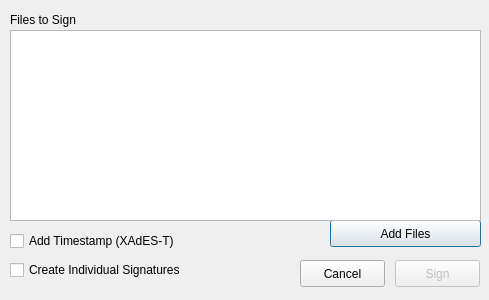
Old version of the form _src/eidmw/eidgui/dlgSignature.ui in the repository 12019/svn.gov.pt.
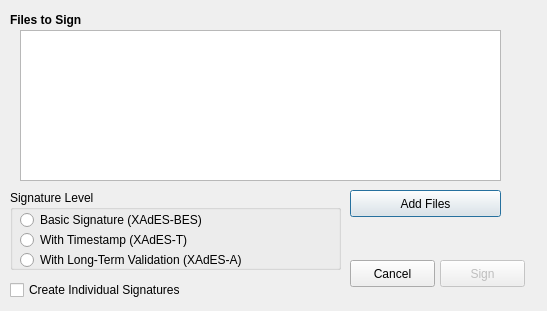
New version of the form. Icons and pictures are not drawn. Custom widgets are drawn as their Qt base class.

```diff
--- a/_src/eidmw/eidgui/dlgSignature.ui
+++ b/_src/eidmw/eidgui/dlgSignature.ui
@@ -6,8 +6,8 @@
    <rect>
     <x>0</x>
     <y>0</y>
-    <width>489</width>
-    <height>300</height>
+    <width>547</width>
+    <height>311</height>
    </rect>
   </property>
   <property name="sizePolicy">
@@ -29,8 +29,8 @@
   <widget class="QPushButton" name="pbAddFiles">
    <property name="geometry">
     <rect>
-     <x>330</x>
-     <y>220</y>
+     <x>350</x>
+     <y>190</y>
      <width>151</width>
      <height>27</height>
     </rect>
@@ -54,6 +54,12 @@
      <height>20</height>
     </rect>
    </property>
+   <property name="font">
+    <font>
+     <weight>75</weight>
+     <bold>true</bold>
+    </font>
+   </property>
    <property name="text">
     <string>Files to Sign</string>
    </property>
@@ -61,7 +67,7 @@
   <widget class="QPushButton" name="pbCancel">
    <property name="geometry">
     <rect>
-     <x>300</x>
+     <x>350</x>
      <y>260</y>
      <width>85</width>
      <height>27</height>
@@ -77,7 +83,7 @@
    </property>
    <property name="geometry">
     <rect>
-     <x>395</x>
+     <x>440</x>
      <y>260</y>
      <width>85</width>
      <height>27</height>
@@ -90,31 +96,18 @@
   <widget class="MyListView" name="listView">
    <property name="geometry">
     <rect>
-     <x>10</x>
+     <x>20</x>
      <y>30</y>
-     <width>471</width>
-     <height>191</height>
+     <width>481</width>
+     <height>151</height>
     </rect>
    </property>
   </widget>
-  <widget class="QCheckBox" name="checkbox_timestamp">
-   <property name="geometry">
-    <rect>
-     <x>10</x>
-     <y>230</y>
-     <width>291</width>
-     <height>22</height>
-    </rect>
-   </property>
-   <property name="text">
-    <string>Add Timestamp (XAdES-T)</string>
-   </property>
-  </widget>
   <widget class="QCheckBox" name="checkbox_singlefiles">
    <property name="geometry">
     <rect>
      <x>10</x>
-     <y>260</y>
+     <y>280</y>
      <width>221</width>
      <height>20</height>
     </rect>
@@ -123,6 +116,58 @@
     <string>Create Individual Signatures</string>
    </property>
   </widget>
+  <widget class="QGroupBox" name="groupBox">
+   <property name="geometry">
+    <rect>
+     <x>10</x>
+     <y>190</y>
+     <width>331</width>
+     <height>80</height>
+    </rect>
+   </property>
+   <property name="title">
+    <string>Signature Level</string>
+   </property>
+   <widget class="QRadioButton" name="radioButton_xades_b">
+    <property name="geometry">
+     <rect>
+      <x>10</x>
+      <y>20</y>
+      <width>291</width>
+      <height>20</height>
+     </rect>
+    </property>
+    <property name="text">
+     <string>Basic Signature (XAdES-BES)</string>
+    </property>
+   </widget>
+   <widget class="QRadioButton" name="radioButton_xades_t">
+    <property name="geometry">
+     <rect>
+      <x>10</x>
+      <y>40</y>
+      <width>301</width>
+      <height>20</height>
+     </rect>
+    </property>
+    <property name="text">
+     <string>With Timestamp (XAdES-T)</string>
+    </property>
+   </widget>
+   <widget class="QRadioButton" name="radioButton_xades_a">
+    <property name="geometry">
+     <rect>
+      <x>10</x>
+      <y>60</y>
+      <width>311</width>
+      <height>20</height>
+     </rect>
+    </property>
+    <property name="text">
+     <string>With Long-Term Validation (XAdES-A)</string>
+    </property>
+   </widget>
+  </widget>
  </widget>
  <customwidgets>
   <customwidget>
```
